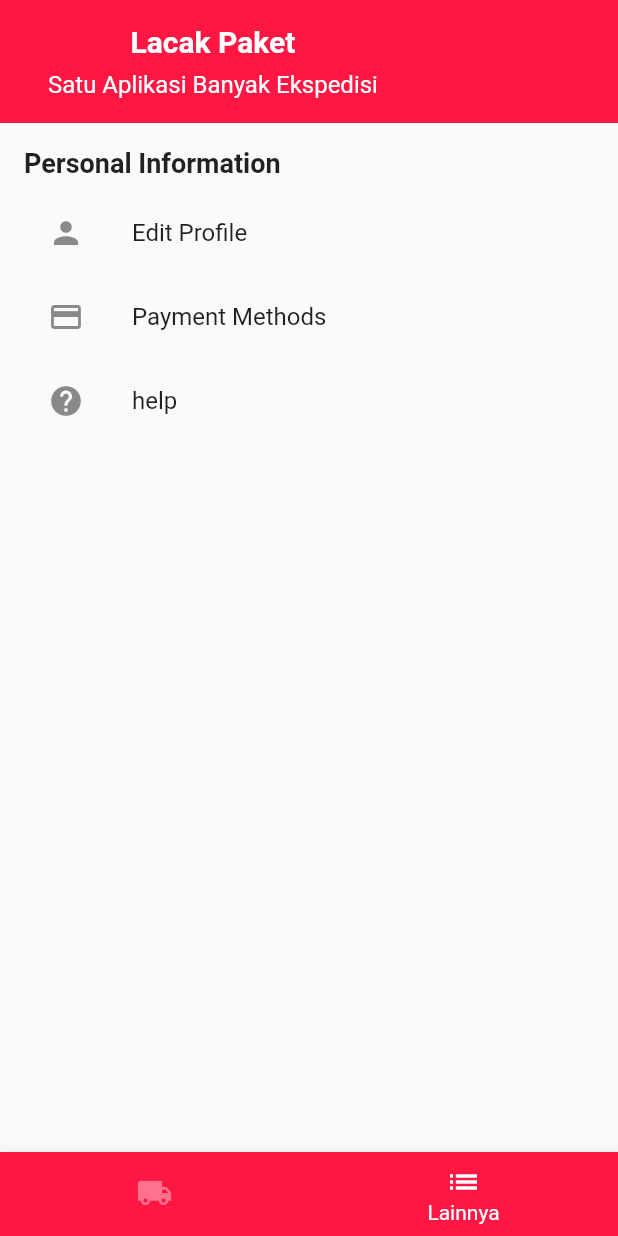
After one commit to Valerie-0036/cekongkir, a Flutter app: the screen it shows after launch, item 2 of the bottom bar chosen, after a tap on "Edit Profile", on a phone screen of 412 x 824 dp. The commit adds this screen. Run offline on Flutter 3.47's test engine with Material 2 defaults, Android fonts, the phone set to English and light mode, and no system bars; our stand-ins replace cloud_firestore, firebase_auth, firebase_core; accounts and stored records are empty.

Commit message:
lainnya dan navbar

```diff
--- a/lib/cek_ongkir/home_page.dart
+++ b/lib/cek_ongkir/home_page.dart
@@ -83,14 +83,23 @@ leading: BackButton(   ),
       ),
       body: Padding(
         padding: const EdgeInsets.all(0.0),
+
         child: Column(
 
           children: [
-            Column(
+            Container(
+              color: const Color.fromARGB(255, 255, 23, 68),
+              child: Column(
 
                   crossAxisAlignment: CrossAxisAlignment.start,
                 children: [
-                DropdownButton<String>(
+                  Container(
+                      padding: const EdgeInsets.all(10.0),
+  decoration: BoxDecoration(
+    color: Colors.white, //<-- SEE HERE
+  ),
+                    child: DropdownButton<String>(
+                      focusColor: Colors.white,
                       padding: const EdgeInsets.all(5.0),
                       borderRadius: BorderRadius.circular(15.0),
                       underline:  SizedBox.shrink(),
@@ -148,6 +157,7 @@ leading: BackButton(   ),
                           child: Text(value),
                         );
                       }).toList(),
+                    ),
                   ),
                   const SizedBox(height: 5.0,),
                   DropdownButton<String>(
@@ -273,8 +283,10 @@ leading: BackButton(   ),
                   );
                 }).toList(),
               ),
-            const SizedBox(height: 5.0,),
+
                 ],),
+            ),
+              const SizedBox(height: 20.0,),
             Column(
               crossAxisAlignment: CrossAxisAlignment.center,
               children: [
--- /dev/null
+++ b/lib/cek_ongkir/homebar.dart
@@ -0,0 +1,47 @@
+import 'package:cekongkir/cek_ongkir/others.dart';
+import 'package:cekongkir/cek_ongkir/home_page.dart';
+import 'package:flutter/material.dart';
+
+void main() {
+  runApp(HomeBar());
+}
+
+class HomeBar extends StatefulWidget {
+  @override
+  State<HomeBar> createState() => _HomeBarState();
+}
+
+class _HomeBarState extends State<HomeBar> {
+  int currentIndex=0;
+  final screens=[
+HomePage(),
+Others(),
+  ];
+  @override
+  Widget build(BuildContext context) => Scaffold(
+    // extendBodyBehindAppBar: true,
+    body: screens[currentIndex],
+    bottomNavigationBar: BottomNavigationBar(
+        selectedItemColor: Colors.white,
+        unselectedItemColor: Color.fromARGB(99, 255, 255, 255),
+        backgroundColor: const Color.fromARGB(255, 255, 23, 68),
+        currentIndex: currentIndex,
+        type : BottomNavigationBarType.fixed,
+        showUnselectedLabels: false,
+        onTap: (index) => setState(()=>currentIndex= index),
+        items: [
+          BottomNavigationBarItem(
+            icon: Icon(Icons.local_shipping),
+            label: 'Cek Ongkir',
+          ),
+          BottomNavigationBarItem(
+            icon: Icon(Icons.list),
+            label: 'Lainnya',
+          ),
+        ],
+
+
+      ),
+  );
+
+}
--- a/lib/cek_ongkir/loginscreen.dart
+++ b/lib/cek_ongkir/loginscreen.dart
@@ -71,6 +71,12 @@ String hashPassword(String password) {
   @override
   Widget build(BuildContext context) {
     return Scaffold(
+            appBar: AppBar(
+        title: Text("Login"),
+        backgroundColor: const Color.fromARGB(255, 255, 23, 68),
+        automaticallyImplyLeading: false,
+
+      ),
       resizeToAvoidBottomInset: false,
       body: SingleChildScrollView(
         child: Container(
@@ -155,7 +161,7 @@ String hashPassword(String password) {
                                 style: TextStyle(color: Colors.white),
                               ),
                               style: ElevatedButton.styleFrom(
-                                primary: Color(int.parse('FF6440', radix: 16))
+                                primary: Color(int.parse('FF1643', radix: 16))
                                     .withOpacity(1.0),
                                 minimumSize: Size(double.infinity, 48.0),
                               ),
@@ -194,7 +200,7 @@ String hashPassword(String password) {
                           style: TextStyle(
                             fontSize: 16.0,
                             fontWeight: FontWeight.bold,
-                            color: Color(int.parse('FF6440', radix: 16))
+                            color: Color(int.parse('FF1643', radix: 16))
                                 .withOpacity(1.0),
                           ),
                         ),
--- /dev/null
+++ b/lib/cek_ongkir/others.dart
@@ -0,0 +1,111 @@
+import 'package:flutter/material.dart';
+
+void main() {
+  runApp(MyApp());
+}
+
+class MyApp extends StatelessWidget {
+  @override
+  Widget build(BuildContext context) {
+    return MaterialApp(
+      home: Others(),
+    );
+  }
+}
+
+class Others extends StatelessWidget {
+  @override
+  Widget build(BuildContext context) {
+    return Scaffold(
+      body: SingleChildScrollView(
+        child: Column(
+          crossAxisAlignment: CrossAxisAlignment.start,
+          children: [
+            Container(
+
+              color: Color.fromARGB(255, 255, 23, 68),
+              child: Padding(
+                padding: const EdgeInsets.all(16.0),
+                child:
+                Row(
+                  children: [
+                    // CircleAvatar(
+                    //   radius: 50,
+                    //   backgroundColor: Colors.white,
+                    //   // Placeholder image
+                    //   backgroundImage: AssetImage('assets/bg-welcome.jpg'),
+                    // ),
+                    SizedBox(width: 16.0),
+                    Center(
+                      child: Column(
+
+                        children: [
+                          Text(
+                            'Lacak Paket',
+                            style: TextStyle(
+                              color: Colors.white,
+                              fontSize: 20.0,
+                              fontWeight: FontWeight.bold,
+                            ),
+                          ),
+                          SizedBox(height: 8.0),
+                          Text(
+                            'Satu Aplikasi Banyak Ekspedisi',
+                            style: TextStyle(
+                              color: Colors.white,
+                              fontSize: 16.0,
+                            ),
+                          ),
+                        ],
+                      ),
+                    ),
+                  ],
+                ),
+              ),
+            ),
+            SizedBox(height: 16.0),
+            Padding(
+              padding: const EdgeInsets.symmetric(horizontal: 16.0),
+              child: Column(
+                crossAxisAlignment: CrossAxisAlignment.start,
+                children: [
+                  Text(
+                    'Personal Information',
+                    style: TextStyle(
+                      fontSize: 18.0,
+                      fontWeight: FontWeight.bold,
+                    ),
+                  ),
+                  SizedBox(height: 8.0),
+                  ListTile(
+                    leading: Icon(Icons.person),
+                    title: Text('Edit Profile'),
+                    onTap: () {
+                      // Action when "Edit Profile" is tapped
+                    },
+                  ),
+                  ListTile(
+                    leading: Icon(Icons.payment),
+                    title: Text('Payment Methods'),
+                    onTap: () {
+                      // Action when "Payment Methods" is tapped
+                    },
+                  ),
+                  ListTile(
+                    leading: Icon(Icons.help),
+                    title: Text('help'),
+                    onTap: () {
+                      // Action when "Delivery Addresses" is tapped
+                    },
+                  ),
+                ],
+              ),
+            ),
+          ],
+        ),
+      ));
+
+
+
+  }
+}
--- a/lib/cek_ongkir/signup_screen.dart
+++ b/lib/cek_ongkir/signup_screen.dart
@@ -76,6 +76,11 @@ class _SignUpScreenState extends State<SignUpScreen> {
   @override
   Widget build(BuildContext context) {
     return Scaffold(
+            appBar: AppBar(
+        title: Text("Signup"),
+        backgroundColor: const Color.fromARGB(255, 255, 23, 68),
+
+      ),
       resizeToAvoidBottomInset: false,
       body: SingleChildScrollView(
         child: Container(
@@ -174,7 +179,7 @@ class _SignUpScreenState extends State<SignUpScreen> {
                                 style: TextStyle(color: Colors.white),
                               ),
                               style: ElevatedButton.styleFrom(
-                                primary: Color(int.parse('FF6440', radix: 16))
+                                primary: Color(int.parse('FF1643', radix: 16))
                                     .withOpacity(1.0),
                                 minimumSize: Size(double.infinity, 48.0),
                               ),
--- a/lib/main.dart
+++ b/lib/main.dart
@@ -4,6 +4,7 @@ import 'package:cekongkir/firebase_options.dart';
 import 'package:flutter/material.dart';
 import 'package:cekongkir/cek_ongkir/detail_page.dart';
 import 'package:cekongkir/cek_ongkir/home_page.dart';
+import 'package:cekongkir/cek_ongkir/homebar.dart';
 import 'package:firebase_core/firebase_core.dart';
 
 Future<void> main() async {
@@ -34,8 +35,9 @@ class MyApp extends StatelessWidget {
         '/detail': (context) =>  DetailPage(),
         '/signup': (context) => SignUpScreen(),
         '/login': (context) => LoginScreen(),
+        '/homebar': (context) => HomeBar(),
       },
-      initialRoute: '/detail',
+      initialRoute: '/homebar',
     );
   }
 }
```
Lines whose indentation alone changed are shown as unchanged.
